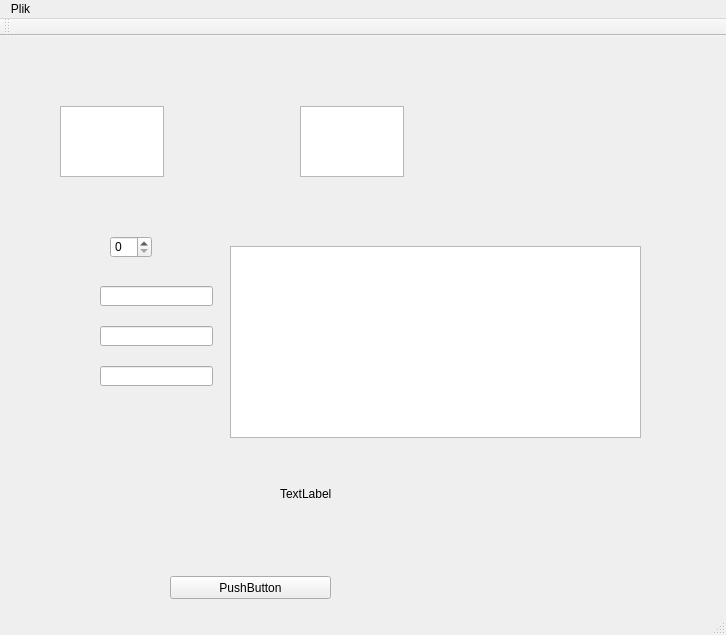
Before: the Qt Designer form Interpolacja_Funkcjami_Sklejanymi/mainwindow.ui in Piotrek199612/EAN, drawn with Qt 5.
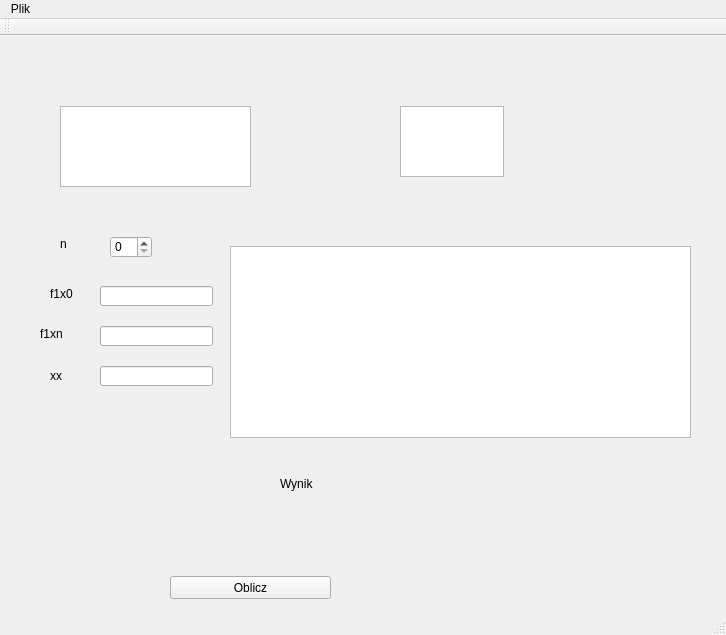
After: the same form once the commit is applied.

Diff of the .ui file:
```diff
--- a/Interpolacja_Funkcjami_Sklejanymi/mainwindow.ui
+++ b/Interpolacja_Funkcjami_Sklejanymi/mainwindow.ui
@@ -10,6 +10,18 @@
     <height>635</height>
    </rect>
   </property>
+  <property name="minimumSize">
+   <size>
+    <width>726</width>
+    <height>635</height>
+   </size>
+  </property>
+  <property name="maximumSize">
+   <size>
+    <width>726</width>
+    <height>635</height>
+   </size>
+  </property>
   <property name="windowTitle">
    <string>MainWindow</string>
   </property>
@@ -24,7 +36,7 @@
      </rect>
     </property>
     <property name="text">
-     <string>PushButton</string>
+     <string>Oblicz</string>
     </property>
    </widget>
    <widget class="QLineEdit" name="f1x0_edit">
@@ -72,7 +84,7 @@
      <rect>
       <x>230</x>
       <y>210</y>
-      <width>411</width>
+      <width>461</width>
       <height>192</height>
      </rect>
     </property>
@@ -82,15 +94,15 @@
      <rect>
       <x>60</x>
       <y>70</y>
-      <width>104</width>
-      <height>71</height>
+      <width>191</width>
+      <height>81</height>
      </rect>
     </property>
    </widget>
    <widget class="QTextEdit" name="f_edit">
     <property name="geometry">
      <rect>
-      <x>300</x>
+      <x>400</x>
       <y>70</y>
       <width>104</width>
       <height>71</height>
@@ -100,14 +112,79 @@
    <widget class="QLabel" name="wynik_label">
     <property name="geometry">
      <rect>
-      <x>280</x>
-      <y>450</y>
+      <x>330</x>
+      <y>440</y>
       <width>321</width>
       <height>16</height>
      </rect>
     </property>
     <property name="text">
-     <string>TextLabel</string>
+     <string/>
+    </property>
+   </widget>
+   <widget class="QLabel" name="wynik_label_tekst">
+    <property name="geometry">
+     <rect>
+      <x>280</x>
+      <y>440</y>
+      <width>41</width>
+      <height>16</height>
+     </rect>
+    </property>
+    <property name="text">
+     <string>Wynik</string>
+    </property>
+   </widget>
+   <widget class="QLabel" name="n_label">
+    <property name="geometry">
+     <rect>
+      <x>60</x>
+      <y>200</y>
+      <width>41</width>
+      <height>16</height>
+     </rect>
+    </property>
+    <property name="text">
+     <string>n</string>
+    </property>
+   </widget>
+   <widget class="QLabel" name="f1x0_label">
+    <property name="geometry">
+     <rect>
+      <x>50</x>
+      <y>250</y>
+      <width>41</width>
+      <height>16</height>
+     </rect>
+    </property>
+    <property name="text">
+     <string>f1x0</string>
+    </property>
+   </widget>
+   <widget class="QLabel" name="f1xn_label">
+    <property name="geometry">
+     <rect>
+      <x>40</x>
+      <y>290</y>
+      <width>41</width>
+      <height>16</height>
+     </rect>
+    </property>
+    <property name="text">
+     <string>f1xn</string>
+    </property>
+   </widget>
+   <widget class="QLabel" name="xx_label">
+    <property name="geometry">
+     <rect>
+      <x>50</x>
+      <y>330</y>
+      <width>41</width>
+      <height>20</height>
+     </rect>
+    </property>
+    <property name="text">
+     <string>xx</string>
     </property>
    </widget>
   </widget>
```
Left out of the diff: 2 changed lines with no effect on the pictures.
